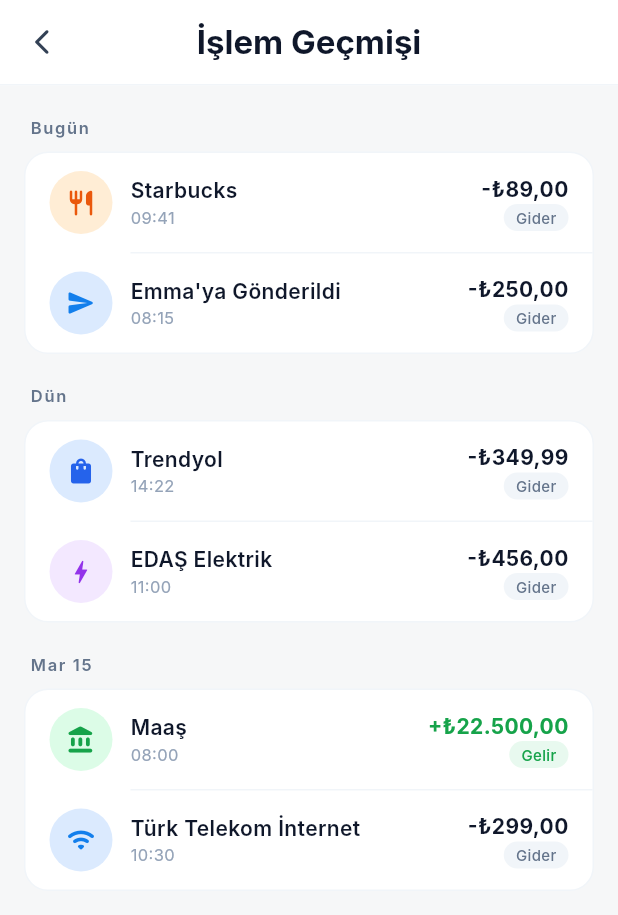
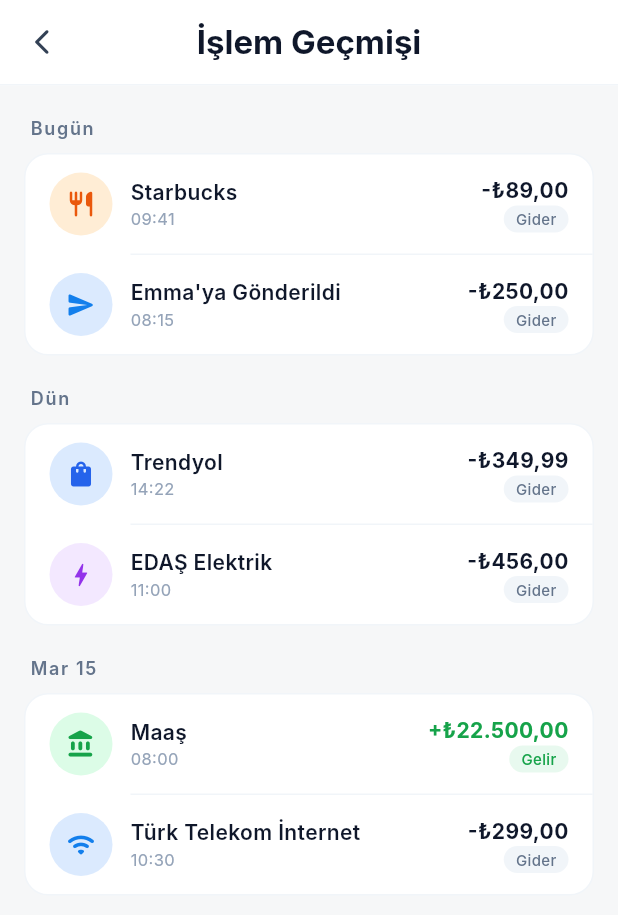
Before and after one commit to omurravli/akce_pay, a Flutter app: the ActivityScreen screen opened directly, on a phone screen of 412 x 824 dp. Shown: the top 915 px of the screen. Run offline on Flutter 3.47's test engine with Material 3 defaults, Android fonts, the phone set to English and light mode, and no system bars; Roboto replaces fonts that are missing (Inter).

Commit message:
second push

```diff
--- a/lib/screens/activity_screen.dart
+++ b/lib/screens/activity_screen.dart
@@ -70,7 +70,7 @@
           padding: const EdgeInsets.fromLTRB(20, 20, 20, 8),
           child: Text(dateLabel,
               style: const TextStyle(
-                  fontSize: 11,
+                  fontSize: 12,
                   fontWeight: FontWeight.w600,
                   color: AppColors.slate500,
                   letterSpacing: 1.1)),
```
